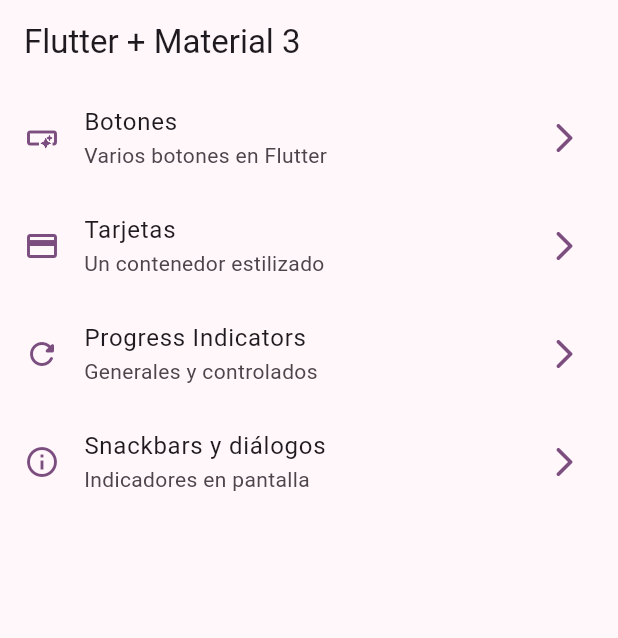
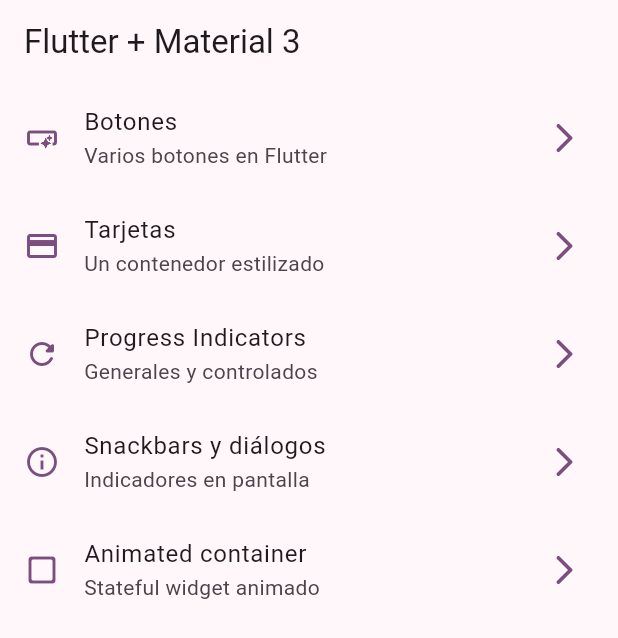
Before and after one commit to UrgedAsp/widgets_app, a Flutter app: the screen it shows after launch, on a phone screen of 412 x 824 dp. Shown: the top 638 px of the screen. Run offline on Flutter 3.47's test engine with Material 3 defaults, Android fonts, the phone set to English and light mode, and no system bars; our stand-ins replace go_router.

Commit message:
animated container terminado

```diff
--- a/lib/config/menu/menu_items.dart
+++ b/lib/config/menu/menu_items.dart
@@ -1,8 +1,5 @@
 import 'package:flutter/material.dart';
-import 'package:widgets_app/presentation/screens/buttons/buttons_screen.dart';
-import 'package:widgets_app/presentation/screens/cards/cards_screen.dart';
-import 'package:widgets_app/presentation/screens/progress/progress_screen.dart';
-import 'package:widgets_app/presentation/screens/snackbar/snackbar_screen.dart';
+import 'package:widgets_app/presentation/screens/screens.dart';
 
 class MenuItem {
   final String title;
@@ -38,4 +35,9 @@ const appMenuItems = <MenuItem>[
       subTitle: 'Indicadores en pantalla',
       link: SnackBarScreen.name,
       icon: Icons.info_outline),
+  MenuItem(
+      title: 'Animated container',
+      subTitle: 'Stateful widget animado',
+      link: AnimatedScreen.name,
+      icon: Icons.check_box_outline_blank_rounded)
 ];
--- a/lib/config/router/app_router.dart
+++ b/lib/config/router/app_router.dart
@@ -23,12 +23,15 @@ final appRouter = GoRouter(
     GoRoute(
         path: '/progress',
         name: ProgressScreen.name,
-        builder: (context, state) => const ProgressScreen()
-    ),
+        builder: (context, state) => const ProgressScreen()),
     GoRoute(
         path: '/snackbars',
         name: SnackBarScreen.name,
-        builder: (context, state) => const SnackBarScreen()
+        builder: (context, state) => const SnackBarScreen()),
+    GoRoute(
+      path: '/animated',
+      name: AnimatedScreen.name,
+      builder: (context, state) => const AnimatedScreen(),
     )
   ],
 );
```
Also changed, not shown: lib/presentation/screens/animated/animated_screen.dart (+42 -2 lines).
